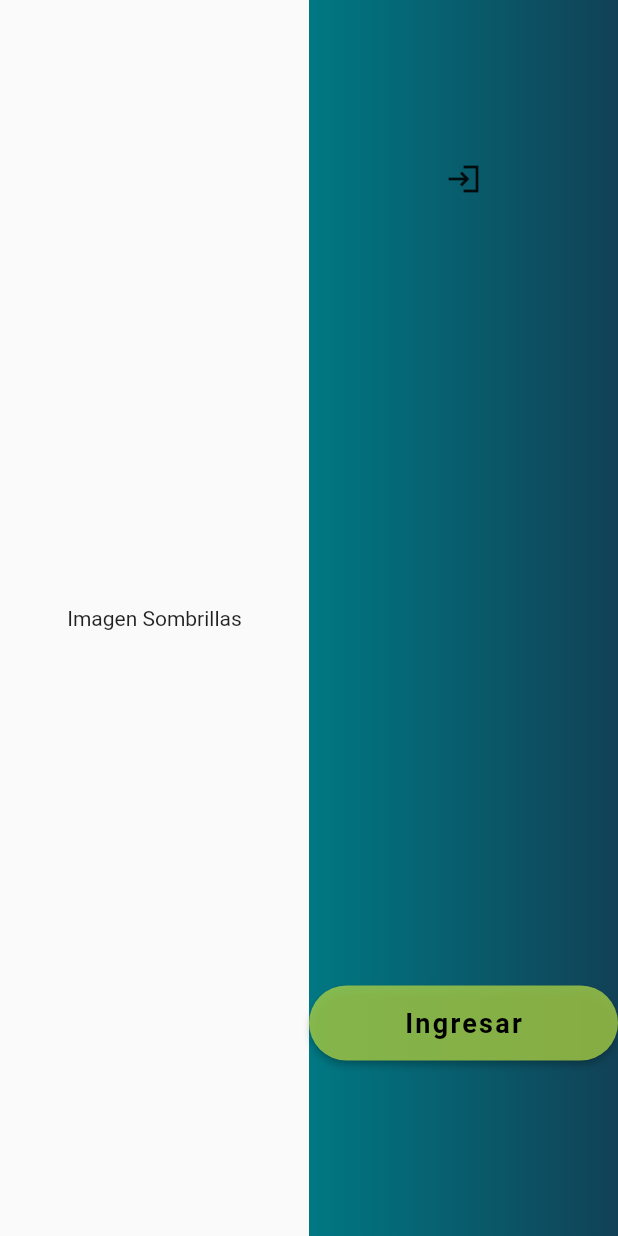
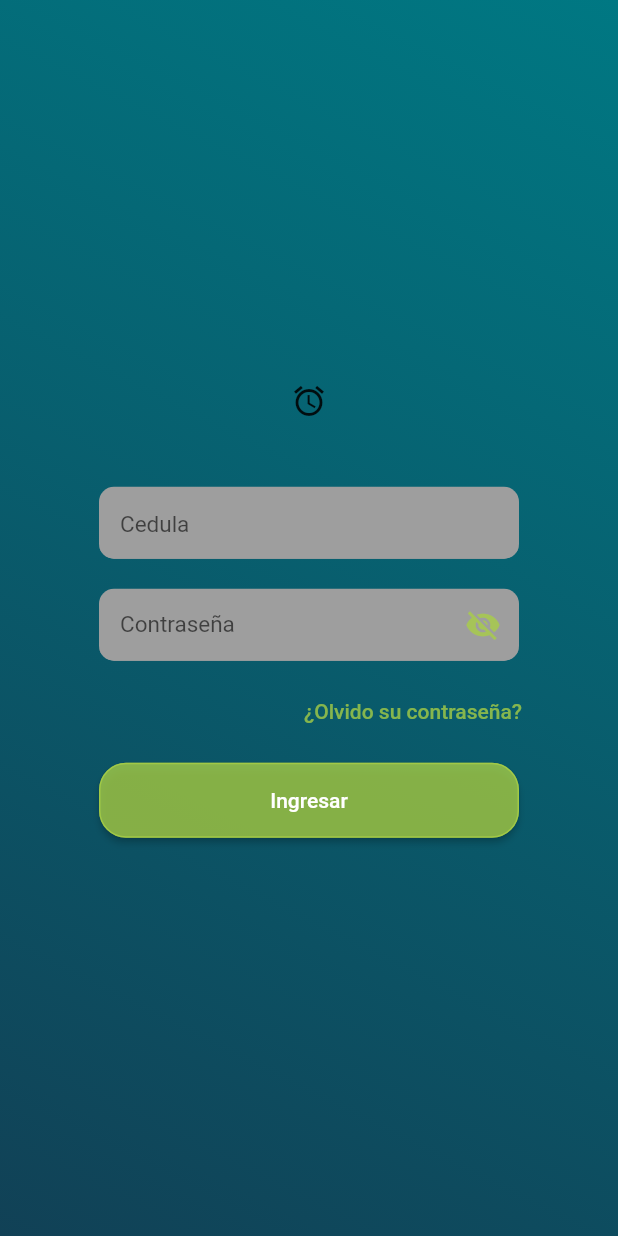
Before and after one commit to oscarjtd/sigma, a Flutter app: the screen it shows after launch, on a phone screen of 412 x 824 dp. Run offline on Flutter 3.47's test engine with Material 2 defaults, Android fonts, the phone set to English and light mode, and no system bars; our stand-ins replace flutter_swiper_view; Roboto replaces fonts that are missing (OpenSans).

Commit message:
Cambios Login

```diff
--- a/lib/Screens/login.dart
+++ /dev/null
@@ -1,136 +0,0 @@
-// ignore_for_file: prefer_const_literals_to_create_immutables, prefer_const_constructors
-
-import 'package:flutter/material.dart';
-import 'package:flutter/src/widgets/framework.dart';
-import 'package:flutter/src/widgets/placeholder.dart';
-import 'package:pasantia/Screens/Home.dart';
-import 'package:pasantia/main.dart';
-
-class Login extends StatefulWidget {
-  const Login({super.key});
-  static String routeName = "Login";
-
-  @override
-  State<Login> createState() => _LoginState();
-}
-
-class _LoginState extends State<Login> {
-  final _loginFormKey = GlobalKey<FormState>();
-  @override
-  Widget build(BuildContext context) {
-    return Scaffold(
-      body: Row(
-        children: [
-          Expanded(flex: 1, child: Center(child: Text("Imagen Sombrillas"))),
-          Expanded(
-              flex: 1,
-              child: Container(
-                decoration: BoxDecoration(
-                    gradient: LinearGradient(colors: [
-                  Color.fromARGB(255, 0, 120, 131),
-                  Color.fromARGB(255, 17, 65, 86),
-                ])),
-                child: Column(
-                    mainAxisAlignment: MainAxisAlignment.center,
-                    children: [
-                      SafeArea(
-                          child: Center(
-                        child: Column(
-                          children: [
-                            Icon(
-                              Icons.login_sharp,
-                              size: MyApp.size,
-                            ),
-                            SizedBox(
-                              height: 60,
-                            ),
-                            Padding(
-                              padding:
-                                  const EdgeInsets.symmetric(horizontal: 265.0),
-                              child: Container(
-                                decoration: BoxDecoration(
-                                    color: Colors.grey.shade200,
-                                    border: Border.all(color: Colors.white),
-                                    borderRadius: BorderRadius.circular(12)),
-                                child: Padding(
-                                  padding: const EdgeInsets.only(left: 15.0),
-                                  child: TextFormField(
-                                    decoration: InputDecoration(
-                                        border: InputBorder.none,
-                                        hintText: 'Documento de Identidad'),
-                                  ),
-                                ),
-                              ),
-                            ),
-                            SizedBox(
-                              height: 10,
-                            ),
-                            Padding(
-                              padding:
-                                  const EdgeInsets.symmetric(horizontal: 265.0),
-                              child: Container(
-                                decoration: BoxDecoration(
-                                    color: Colors.grey.shade200,
-                                    border: Border.all(color: Colors.white),
-                                    borderRadius: BorderRadius.circular(12)),
-                                child: Padding(
-                                  padding: const EdgeInsets.only(left: 15.0),
-                                  child: TextFormField(
-                                    decoration: InputDecoration(
-                                        border: InputBorder.none,
-                                        hintText: 'Contraseña'),
-                                  ),
-                                ),
-                              ),
-                            ),
-                            SizedBox(
-                              height: 10,
-                            ),
-                            Padding(
-                              padding: const EdgeInsets.only(left: 265),
-                              child: TextButton(
-                                style: TextButton.styleFrom(
-                                  foregroundColor:
-                                      Color.fromARGB(200, 168, 207, 69),
-                                ),
-                                onPressed: () {},
-                                child: Text('¿Olvido su contraseña?'),
-                              ),
-                            ),
-                            Container(
-                              padding: EdgeInsets.symmetric(vertical: 10.0),
-                              width: 350,
-                              height: 70,
-                              child: ElevatedButton(
-                                onPressed: () {
-                                  Navigator.popAndPushNamed(
-                                      context, MainPage.routeName);
-                                },
-                                style: ElevatedButton.styleFrom(
-                                  backgroundColor:
-                                      Color.fromARGB(200, 168, 207, 69),
-                                  shape: RoundedRectangleBorder(
-                                    borderRadius: BorderRadius.circular(30),
-                                  ),
-                                ),
-                                child: Text(
-                                  'Ingresar',
-                                  style: TextStyle(
-                                      color: Colors.black,
-                                      letterSpacing: 1.5,
-                                      fontSize: 18,
-                                      fontWeight: FontWeight.bold,
-                                      fontFamily: 'OpenSans'),
-                                ),
-                              ),
-                            ),
-                          ],
-                        ),
-                      ))
-                    ]),
-              ))
-        ],
-      ),
-    );
-  }
-}
--- a/lib/Widgets/NavBar.dart
+++ b/lib/Widgets/NavBar.dart
@@ -1,6 +1,6 @@
 import 'package:flutter/material.dart';
 import 'package:flutter_swiper_view/flutter_swiper_view.dart';
-import 'package:pasantia/Screens/Home.dart';
+import '../screens/main/home.dart';
 
 class NavBar extends StatefulWidget {
   const NavBar({super.key});
--- a/lib/main.dart
+++ b/lib/main.dart
@@ -1,6 +1,7 @@
 import 'package:flutter/material.dart';
-import 'package:pasantia/Screens/Home.dart';
-import 'package:pasantia/Screens/login.dart';
+import 'package:pasantia/screens/main/login.dart';
+
+import 'screens/main/home.dart';
 
 void main() {
   runApp(const MyApp());
@@ -12,9 +13,12 @@ class MyApp extends StatelessWidget {
   // This widget is the root of your application.
   @override
   Widget build(BuildContext context) {
-    return MaterialApp(home: const Login(), routes: <String, WidgetBuilder>{
-      MainPage.routeName: (BuildContext context) => const MainPage(),
-      Login.routeName: (BuildContext context) => const Login(),
-    });
+    return MaterialApp(
+        debugShowCheckedModeBanner: false,
+        home: const Login(),
+        routes: <String, WidgetBuilder>{
+          MainPage.routeName: (BuildContext context) => const MainPage(),
+          Login.routeName: (BuildContext context) => const Login(),
+        });
   }
 }
--- a/lib/responsive.dart
+++ b/lib/responsive.dart
@@ -7,12 +7,11 @@ class Resposive extends StatelessWidget {
   final Widget tablet;
   final Widget mobile;
 
-  const Resposive({
-    required Key key,
-    required this.desktop,
-    required this.tablet,
-    required this.mobile,
-  }) : super(key: key);
+  const Resposive(
+      {required this.desktop,
+      required this.tablet,
+      required this.mobile,
+      super.key});
 
   static bool isDesktop(BuildContext context) =>
       MediaQuery.of(context).size.width >= 1100;
--- /dev/null
+++ b/lib/screens/main/components/loginGeneral.dart
@@ -0,0 +1,170 @@
+import 'package:flutter/material.dart';
+
+class LoginGeneral extends StatefulWidget {
+  const LoginGeneral({super.key});
+
+  @override
+  State<LoginGeneral> createState() => _LoginGeneralState();
+}
+
+class _LoginGeneralState extends State<LoginGeneral> {
+  var _passwordVisible;
+  final _formKey = GlobalKey<FormState>();
+
+  @override
+  void initState() {
+    super.initState();
+    _passwordVisible = false;
+  }
+
+  @override
+  Widget build(BuildContext context) {
+    return Container(
+      decoration: const BoxDecoration(
+          gradient: LinearGradient(
+        begin: Alignment.topRight,
+        end: Alignment.bottomLeft,
+        colors: [
+          Color.fromARGB(255, 0, 120, 131),
+          Color.fromARGB(255, 17, 65, 86),
+        ],
+      )),
+      child: Center(
+        child: SingleChildScrollView(
+          child: Padding(
+            padding: const EdgeInsets.all(30),
+            child: Center(
+              child: SizedBox(
+                width: 300,
+                child: Column(
+                  mainAxisAlignment: MainAxisAlignment.center,
+                  crossAxisAlignment: CrossAxisAlignment.stretch,
+                  children: [
+                    const Icon(Icons.access_alarm_outlined),
+                    const SizedBox(height: 35),
+                    Form(
+                        key: _formKey,
+                        child: Column(
+                          children: [
+                            Padding(
+                              padding: const EdgeInsets.all(10),
+                              child: TextField(
+                                autofocus: false,
+                                style: const TextStyle(
+                                    fontSize: 15.0, color: Colors.black),
+                                decoration: InputDecoration(
+                                  border: InputBorder.none,
+                                  hintText: 'Cedula',
+                                  filled: true,
+                                  fillColor: Colors.grey,
+                                  contentPadding: const EdgeInsets.only(
+                                      left: 14.0, bottom: 6.0, top: 8.0),
+                                  focusedBorder: OutlineInputBorder(
+                                    borderSide:
+                                        const BorderSide(color: Colors.red),
+                                    borderRadius: BorderRadius.circular(10.0),
+                                  ),
+                                  enabledBorder: UnderlineInputBorder(
+                                    borderSide:
+                                        const BorderSide(color: Colors.grey),
+                                    borderRadius: BorderRadius.circular(10.0),
+                                  ),
+                                ),
+                              ),
+                            ),
+                            Padding(
+                              padding: const EdgeInsets.all(10),
+                              child: TextFormField(
+                                obscureText: !_passwordVisible,
+                                autofocus: false,
+                                style: const TextStyle(
+                                    fontSize: 15.0, color: Colors.black),
+                                decoration: InputDecoration(
+                                  suffixIcon: IconButton(
+                                    hoverColor: Colors.transparent,
+                                    highlightColor: Colors.transparent,
+                                    splashColor: Colors.transparent,
+                                    icon: Icon(
+                                      _passwordVisible
+                                          ? Icons.visibility
+                                          : Icons.visibility_off,
+                                      color: const Color.fromARGB(
+                                          200, 168, 207, 69),
+                                    ),
+                                    onPressed: () {
+                                      setState(() {
+                                        _passwordVisible = !_passwordVisible;
+                                      });
+                                    },
+                                  ),
+                                  border: InputBorder.none,
+                                  hintText: 'Contraseña',
+                                  filled: true,
+                                  fillColor: Colors.grey,
+                                  contentPadding: const EdgeInsets.only(
+                                      left: 14.0, bottom: 6.0, top: 15.0),
+                                  focusedBorder: OutlineInputBorder(
+                                    borderSide:
+                                        const BorderSide(color: Colors.red),
+                                    borderRadius: BorderRadius.circular(10.0),
+                                  ),
+                                  enabledBorder: UnderlineInputBorder(
+                                    borderSide:
+                                        const BorderSide(color: Colors.grey),
+                                    borderRadius: BorderRadius.circular(10.0),
+                                  ),
+                                ),
+                              ),
+                            ),
+                            Row(
+                              mainAxisAlignment: MainAxisAlignment.end,
+                              children: [
+                                Padding(
+                                  padding: const EdgeInsets.only(left: 1),
+                                  child: TextButton(
+                                    style: TextButton.styleFrom(
+                                      foregroundColor: const Color.fromARGB(
+                                          200, 168, 207, 69),
+                                    ),
+                                    onPressed: () {},
+                                    child: const Text('¿Olvido su contraseña?'),
+                                  ),
+                                ),
+                              ],
+                            ),
+                            Padding(
+                                padding: const EdgeInsets.all(10),
+                                child: SizedBox(
+                                  height: 50,
+                                  width: double.infinity,
+                                  child: ElevatedButton(
+                                    onPressed: () {},
+                                    style: ElevatedButton.styleFrom(
+                                      backgroundColor: const Color.fromARGB(
+                                          200, 168, 207, 69),
+                                      shape: RoundedRectangleBorder(
+                                          borderRadius:
+                                              new BorderRadius.circular(18.0),
+                                          side: const BorderSide(
+                                            color: Color.fromARGB(
+                                                200, 168, 207, 69),
+                                          )),
+                                    ),
+                                    child: const Text(
+                                      'Ingresar',
+                                      style: TextStyle(color: Colors.white),
+                                    ),
+                                  ),
+                                )),
+                          ],
+                        )),
+                  ],
+                ),
+              ),
+            ),
+          ),
+        ),
+      ),
+    );
+  }
+}
--- /dev/null
+++ b/lib/screens/main/components/loginMobile.dart
@@ -0,0 +1,26 @@
+// ignore_for_file: unnecessary_new, prefer_typing_uninitialized_variables, prefer_const_constructors
+import 'package:flutter/material.dart';
+import 'package:pasantia/screens/main/components/loginGeneral.dart';
+
+class LoginMobile extends StatefulWidget {
+  const LoginMobile({super.key});
+
+  @override
+  State<LoginMobile> createState() => _LoginMobileState();
+}
+
+class _LoginMobileState extends State<LoginMobile> {
+  var _passwordVisible;
+  final _formKey = GlobalKey<FormState>();
+
+  @override
+  void initState() {
+    super.initState();
+    _passwordVisible = false;
+  }
+
+  @override
+  Widget build(BuildContext context) {
+    return LoginGeneral();
+  }
+}
--- /dev/null
+++ b/lib/screens/main/login.dart
@@ -0,0 +1,72 @@
+// ignore_for_file: prefer_const_literals_to_create_immutables, prefer_const_constructors
+
+import 'package:flutter/material.dart';
+import 'package:flutter/src/widgets/framework.dart';
+import 'package:flutter/src/widgets/placeholder.dart';
+import 'package:pasantia/responsive.dart';
+import 'package:pasantia/main.dart';
+import 'package:pasantia/screens/main/components/loginMobile.dart';
+import 'home.dart';
+
+class Login extends StatefulWidget {
+  const Login({super.key});
+  static String routeName = "Login";
+
+  @override
+  State<Login> createState() => _LoginState();
+}
+
+class _LoginState extends State<Login> {
+  final _loginFormKey = GlobalKey<FormState>();
+  @override
+  Widget build(BuildContext context) {
+    final _size = MediaQuery.of(context).size;
+    return Scaffold(
+        body: Resposive(
+            desktop: Row(
+              children: [
+                Expanded(
+                  flex: 1,
+                  child: Text("Hola"),
+                ),
+                Expanded(
+                  flex: 1,
+                  child: Text("Adios"),
+                ),
+              ],
+            ),
+            tablet: Container(color: Colors.black),
+            mobile: Expanded(flex: 1, child: LoginMobile())));
+  }
+}
+
+
+                   /*
+                            Container(
+                              padding: EdgeInsets.symmetric(vertical: 10.0),
+                              width: 350,
+                              height: 70,
+                              child: ElevatedButton(
+                                onPressed: () {
+                                  Navigator.popAndPushNamed(
+                                      context, MainPage.routeName);
+                                },
+                                style: ElevatedButton.styleFrom(
+                                  backgroundColor:
+                                      Color.fromARGB(200, 168, 207, 69),
+                                  shape: RoundedRectangleBorder(
+                                    borderRadius: BorderRadius.circular(30),
+                                  ),
+                                ),
+                                child: Text(
+                                  'Ingresar',
+                                  style: TextStyle(
+                                      color: Colors.black,
+                                      letterSpacing: 1.5,
+                                      fontSize: 18,
+                                      fontWeight: FontWeight.bold,
+                                      fontFamily: 'OpenSans'),
+                                ),
+                              ),
+                            ),
+                            */
--- a/pubspec.yaml
+++ b/pubspec.yaml
@@ -37,6 +37,7 @@ dependencies:
   # Use with the CupertinoIcons class for iOS style icons.
   cupertino_icons: ^1.0.2
   flutter_swiper_view: ^1.1.8
+  google_fonts: ^4.0.3
 
 dev_dependencies:
   flutter_test:
```
Also changed, not shown: lib/screens/main/home.dart (renamed from lib/Screens/Home.dart), pubspec.lock, 1 other file.
